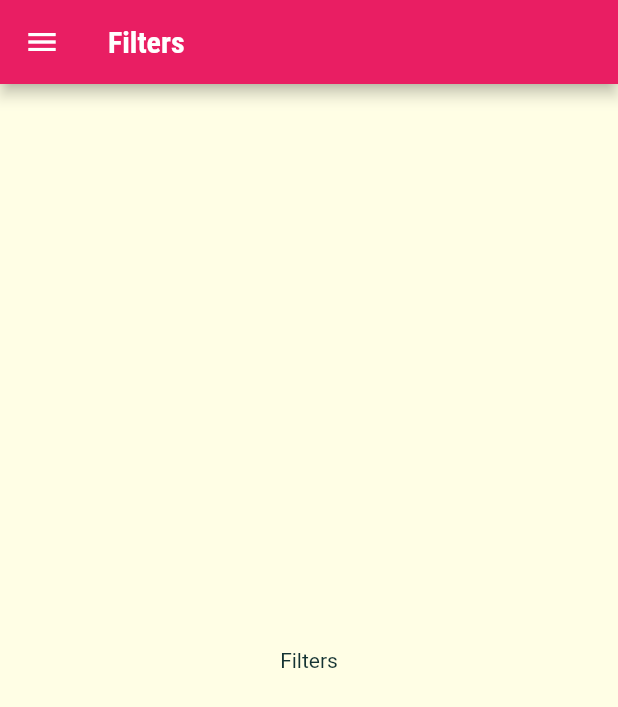
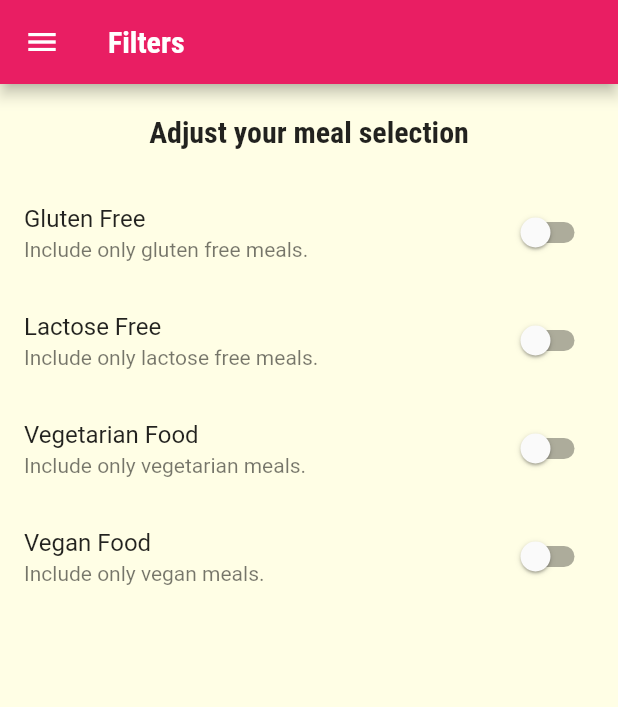
Before and after one commit to prasannakumar2495/delimeals, a Flutter app: the FiltersScreen screen opened by its route, on a phone screen of 412 x 824 dp. Shown: the top 707 px of the screen. Run offline on Flutter 3.47's test engine with Material 2 defaults, Android fonts, the phone set to English and light mode, and no system bars; Roboto replaces fonts that are missing (Railway).

Commit message:
added multiple switches in the filter screen.

```diff
--- a/lib/screens/filters.dart
+++ b/lib/screens/filters.dart
@@ -1,18 +1,96 @@
 import 'package:delimeals/widgets/main_drawer.dart';
 import 'package:flutter/material.dart';
 
-class FiltersScreen extends StatelessWidget {
+class FiltersScreen extends StatefulWidget {
   static const routeName = '/filters';
   const FiltersScreen({Key? key}) : super(key: key);
 
   @override
+  State<FiltersScreen> createState() => _FiltersScreenState();
+}
+
+class _FiltersScreenState extends State<FiltersScreen> {
+  var _glutenFree = false;
+  var _vegetarian = false;
+  var _vegan = false;
+  var _lactoseFree = false;
+
+  @override
   Widget build(BuildContext context) {
     return Scaffold(
-      appBar: AppBar(title: Text('Filters')),
+      appBar: AppBar(title: const Text('Filters')),
       drawer: const MainDrawer(),
-      body: Center(
-        child: Text('Filters'),
+      body: Column(
+        children: <Widget>[
+          Container(
+            padding: const EdgeInsets.all(20),
+            child: Text(
+              'Adjust your meal selection',
+              style: Theme.of(context).textTheme.titleLarge,
+            ),
+          ),
+          Expanded(
+            child: ListView(
+              children: <Widget>[
+                _buildSwitchListTile(
+                  title: 'Gluten Free',
+                  subTitle: 'Include only gluten free meals.',
+                  currentValue: _glutenFree,
+                  updateValue: (bool value) {
+                    setState(() {
+                      _glutenFree = value;
+                    });
+                  },
+                ),
+                _buildSwitchListTile(
+                  title: 'Lactose Free',
+                  subTitle: 'Include only lactose free meals.',
+                  currentValue: _lactoseFree,
+                  updateValue: (bool value) {
+                    setState(() {
+                      _lactoseFree = value;
+                    });
+                  },
+                ),
+                _buildSwitchListTile(
+                  title: 'Vegetarian Food',
+                  subTitle: 'Include only vegetarian meals.',
+                  currentValue: _vegetarian,
+                  updateValue: (bool value) {
+                    setState(() {
+                      _vegetarian = value;
+                    });
+                  },
+                ),
+                _buildSwitchListTile(
+                  title: 'Vegan Food',
+                  subTitle: 'Include only vegan meals.',
+                  currentValue: _vegan,
+                  updateValue: (bool value) {
+                    setState(() {
+                      _vegan = value;
+                    });
+                  },
+                ),
+              ],
+            ),
+          ),
+        ],
       ),
     );
   }
+
+  SwitchListTile _buildSwitchListTile({
+    required String title,
+    required String subTitle,
+    required bool currentValue,
+    required Function(bool)? updateValue,
+  }) {
+    return SwitchListTile(
+      value: currentValue,
+      onChanged: updateValue,
+      title: Text(title),
+      subtitle: Text(subTitle),
+    );
+  }
 }
```
